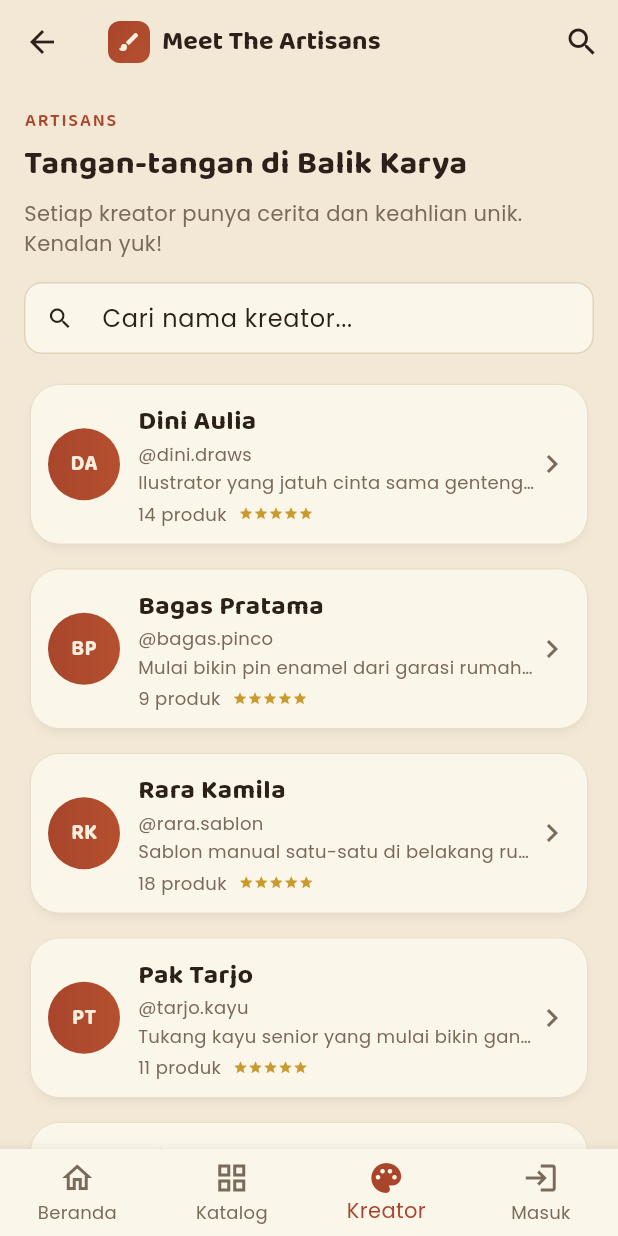
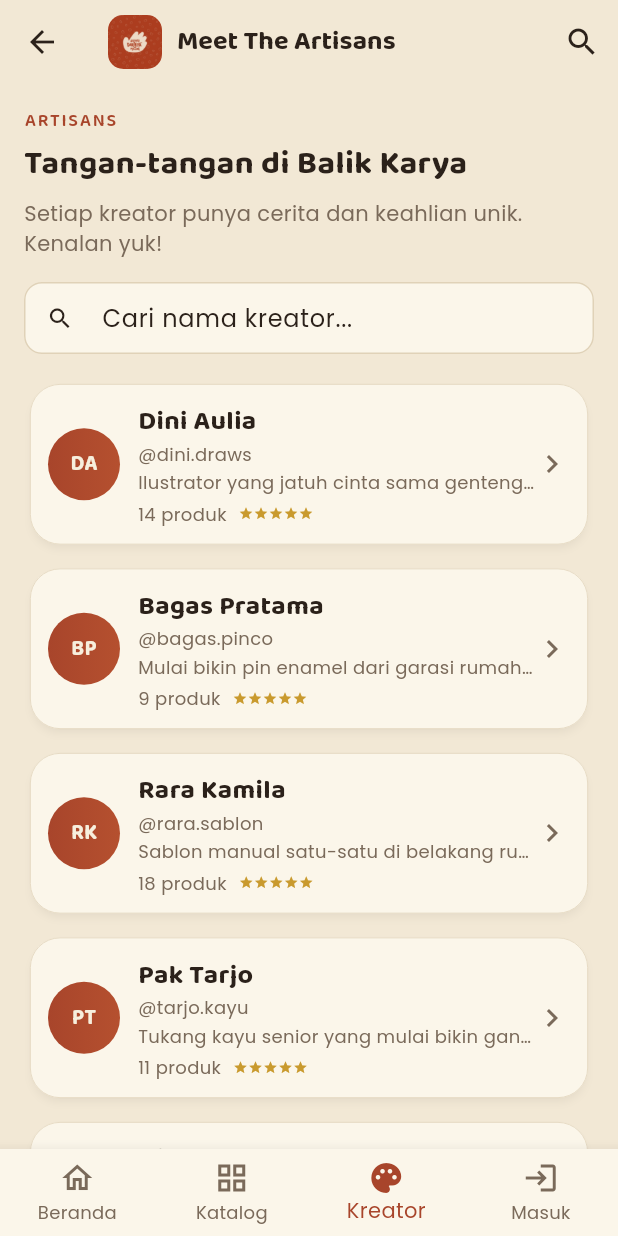
Before and after one commit to 4abduu/sesuatudarikotamalang-user-mobile, a Flutter app: the screen it shows after launch, after a tap on "Artisans", on a phone screen of 412 x 824 dp. Run offline on Flutter 3.47's test engine with Material 3 defaults, Android fonts, the phone set to English and light mode, and no system bars; our stand-ins replace go_router, google_fonts, image_picker, qr_flutter, shared_preferences; accounts and stored records are empty; network calls fail.

Commit message:
perubahan pada app bar terkait logo dan reposisi ikon

```diff
--- a/lib/core/widgets/brand_app_bar.dart
+++ b/lib/core/widgets/brand_app_bar.dart
@@ -1,11 +1,8 @@
 import 'package:flutter/material.dart';
 import 'package:go_router/go_router.dart';
 import 'package:google_fonts/google_fonts.dart';
-import 'package:provider/provider.dart';
 import '../theme/app_colors.dart';
 import '../routing/route_names.dart';
-import '../../features/auth/providers/auth_provider.dart';
-import '../../features/notifications/providers/notifications_provider.dart';
 
 /// Brand-flavored AppBar used by AppScaffold on every screen.
 ///
@@ -37,9 +34,6 @@ class BrandAppBar extends StatelessWidget implements PreferredSizeWidget {
   @override
   Widget build(BuildContext context) {
     final canPop = ModalRoute.of(context)?.canPop ?? false;
-    final auth = context.watch<AuthProvider>();
-    final notifications = context.watch<NotificationsProvider>();
-    final unread = auth.isAuthenticated ? notifications.unreadCount : 0;
     return AppBar(
       backgroundColor: AppColors.background,
       foregroundColor: AppColors.foreground,
@@ -48,21 +42,30 @@ class BrandAppBar extends StatelessWidget implements PreferredSizeWidget {
       title: Row(
         mainAxisSize: MainAxisSize.min,
         children: [
-          Container(
-            width: 28,
-            height: 28,
+          ClipRRect(
+            borderRadius: BorderRadius.circular(10),
+            child: Image.asset(
+              'assets/images/aaa.jpg',
+              width: 36,
+              height: 36,
+              fit: BoxFit.cover,
+              errorBuilder: (_, __, ___) => Container(
+                width: 36,
+                height: 36,
                 decoration: BoxDecoration(
                   gradient: const LinearGradient(
                     begin: Alignment.topLeft,
                     end: Alignment.bottomRight,
                     colors: [AppColors.primary, AppColors.primaryLight],
                   ),
-              borderRadius: BorderRadius.circular(8),
+                  borderRadius: BorderRadius.circular(10),
                 ),
-            child: const Icon(Icons.brush, size: 16, color: AppColors.onPrimary),
+                child: const Icon(Icons.brush, size: 18, color: AppColors.onPrimary),
               ),
-          if (title != null) ...[
-            const SizedBox(width: 8),
+            ),
+          ),
+          const SizedBox(width: 10),
+          if (title != null)
             Flexible(
               child: Text(
                 title!,
@@ -73,8 +76,32 @@ class BrandAppBar extends StatelessWidget implements PreferredSizeWidget {
                 ),
                 overflow: TextOverflow.ellipsis,
               ),
+            )
+          else
+            Column(
+              crossAxisAlignment: CrossAxisAlignment.start,
+              mainAxisSize: MainAxisSize.min,
+              children: [
+                Text(
+                  'Sesuatu',
+                  style: GoogleFonts.baloo2(
+                    fontSize: 16,
+                    fontWeight: FontWeight.w800,
+                    color: AppColors.foreground,
+                    height: 1.1,
+                  ),
+                ),
+                Text(
+                  'DariKota Malang',
+                  style: GoogleFonts.poppins(
+                    fontSize: 11,
+                    fontWeight: FontWeight.w600,
+                    color: AppColors.primary,
+                    height: 1.1,
+                  ),
                 ),
               ],
+            ),
         ],
       ),
       actions: [
@@ -83,37 +110,6 @@ class BrandAppBar extends StatelessWidget implements PreferredSizeWidget {
           icon: const Icon(Icons.search, color: AppColors.foreground),
           onPressed: () => context.push(RouteNames.pencarian),
         ),
-        // Bell icon — only for authenticated users. Guest doesn't see it.
-        if (auth.isAuthenticated)
-          IconButton(
-            tooltip: 'Notifikasi',
-            icon: Stack(
-              clipBehavior: Clip.none,
-              children: [
-                const Icon(Icons.notifications_none, color: AppColors.foreground),
-                if (unread > 0)
-                  Positioned(
-                    top: -2,
-                    right: -2,
-                    child: Container(
-                      padding: const EdgeInsets.symmetric(horizontal: 4, vertical: 1),
-                      decoration: BoxDecoration(
-                        color: AppColors.destructive,
-                        borderRadius: BorderRadius.circular(999),
-                        border: Border.all(color: AppColors.background, width: 1.5),
-                      ),
-                      constraints: const BoxConstraints(minWidth: 16, minHeight: 16),
-                      child: Text(
-                        unread > 9 ? '9+' : '$unread',
-                        textAlign: TextAlign.center,
-                        style: const TextStyle(fontSize: 9, fontWeight: FontWeight.w700, color: AppColors.onPrimary),
-                      ),
-                    ),
-                  ),
-              ],
-            ),
-            onPressed: () => context.push(RouteNames.notifications),
-          ),
         if (actions != null) ...actions!,
       ],
     );
--- a/lib/features/home/widgets/hero_section.dart
+++ b/lib/features/home/widgets/hero_section.dart
@@ -63,18 +63,28 @@ class HeroSection extends StatelessWidget {
                             child: ElevatedButton(
                                 onPressed: () => context.push('/katalog'),
                                 style: ElevatedButton.styleFrom(
-                                    backgroundColor: AppColors.onPrimary,
-                                    foregroundColor: AppColors.primary),
-                                child: const Text('Lihat Katalog'))),
+                                    backgroundColor: AppColors.primary,
+                                    foregroundColor: AppColors.onPrimary),
+                                child: Text(
+                                  'Lihat Katalog',
+                                  style: GoogleFonts.baloo2(fontWeight: FontWeight.bold),
+                                ),
+                            ),
+                        ),
                         const SizedBox(width: 8),
                         Expanded(
                             child: OutlinedButton(
                                 onPressed: () => context.push('/kreator'),
                                 style: OutlinedButton.styleFrom(
-                                    foregroundColor: AppColors.onPrimary,
+                                    foregroundColor: AppColors.primary,
                                     side: const BorderSide(
-                                        color: AppColors.onPrimary)),
-                                child: const Text('Artisans'))),
+                                        color: AppColors.primary)),
+                                child: Text(
+                                  'Artisans',
+                                   style: GoogleFonts.baloo2(fontWeight: FontWeight.bold),
+                                ),
+                            ),
+                        ),
                       ]),
                     ),
                     const SizedBox(height: 12),
```
Lines whose indentation alone changed are shown as unchanged.
